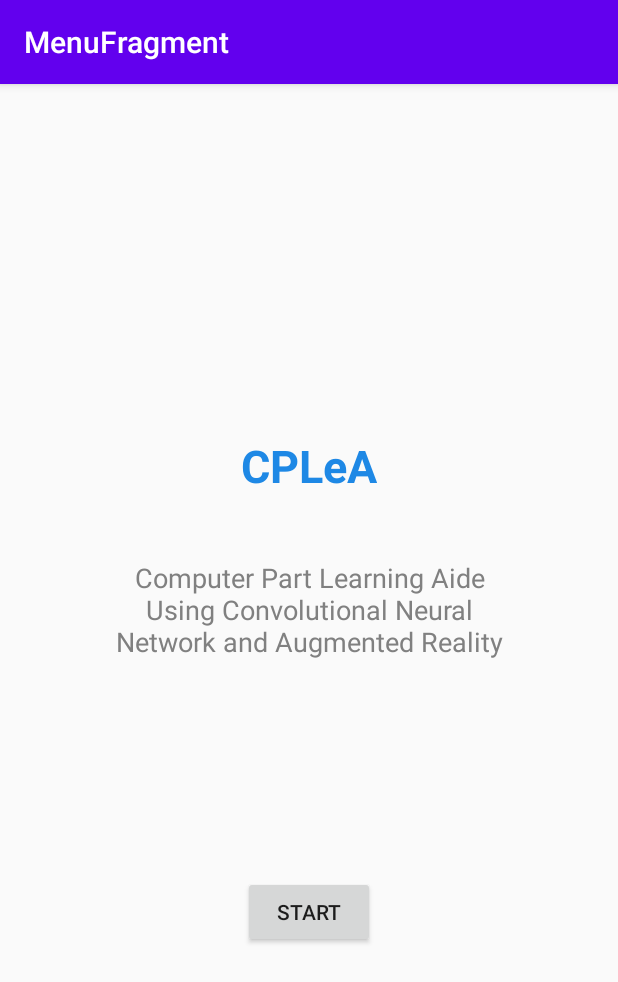
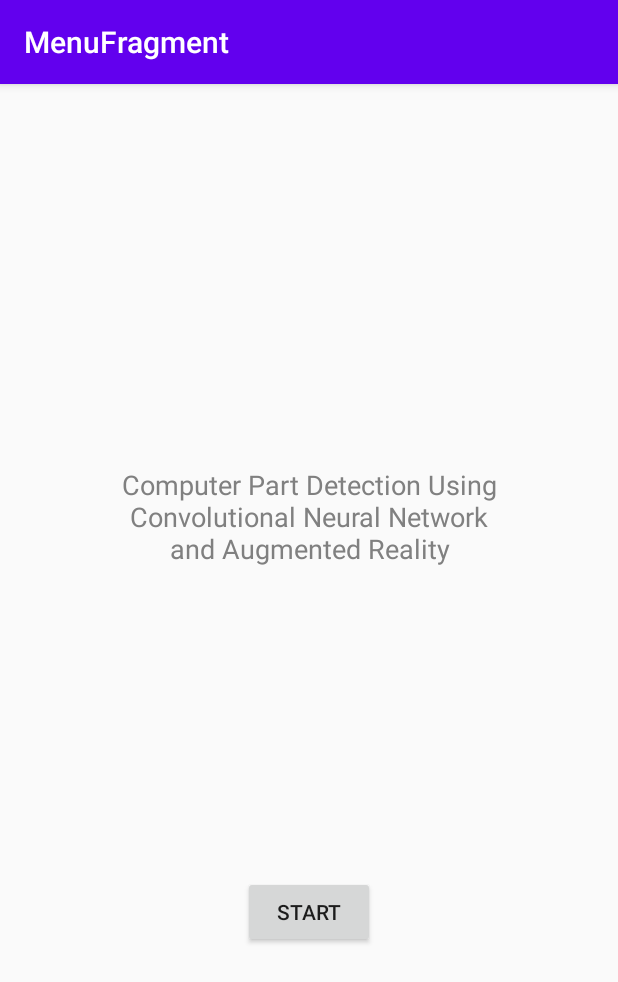
Before and after one commit to Harrison117/Shooter, an Android app: the screen it shows after launch (MainActivity), on a phone screen of 412 x 824 dp. Shown: the top 982 px of the screen. Run offline under Robolectric (Android 15) with nearby library versions, the phone set to English and light mode, and no system bars; our stand-ins replace data binding, navigation-ui; libraries missing offline, so code that uses them is left out: androidx.camera.core, androidx.camera.lifecycle, androidx.camera.view.

Commit message:
modified navigation args; fixed text strings and display

```diff
--- a/app/src/main/java/com/example/shooterapp/fragment/ArFragment.kt
+++ b/app/src/main/java/com/example/shooterapp/fragment/ArFragment.kt
@@ -176,7 +176,7 @@ class ArFragment : Fragment(), GLSurfaceView.Renderer {
 
         componentInfoBtn.setOnClickListener {
             findNavController()
-                .navigate(ArFragmentDirections.actionArFragmentToComponentInfoFragment(args.component))
+                .navigate(ArFragmentDirections.actionArFragmentToComponentInfoFragment(args.component,args.componentDisplay))
         }
     }
 
--- a/app/src/main/java/com/example/shooterapp/fragment/ComponentInfoFragment.kt
+++ b/app/src/main/java/com/example/shooterapp/fragment/ComponentInfoFragment.kt
@@ -46,24 +46,21 @@ class ComponentInfoFragment : BottomSheetDialogFragment() {
     override fun onViewCreated(view: View, savedInstanceState: Bundle?) {
         super.onViewCreated(view, savedInstanceState)
 
+        componentNameTextView.text = args.componentDisplay
         when(args.component) {
             "power" -> {
-                componentNameTextView.text = getString(R.string.power_component_name)
                 componentDescTextView.text = getString(R.string.power_component_desc)
                 componentProbTextView.text = getString(R.string.power_component_prob)
             }
             "mboard" -> {
-                componentNameTextView.text = getString(R.string.mboard_component_name)
                 componentDescTextView.text = getString(R.string.mboard_component_desc)
                 componentProbTextView.text = getString(R.string.mboard_component_prob)
             }
             "hdrive" -> {
-                componentNameTextView.text = getString(R.string.hdrive_component_name)
                 componentDescTextView.text = getString(R.string.hdrive_component_desc)
                 componentProbTextView.text = getString(R.string.hdrive_component_prob)
             }
             else -> {
-                componentNameTextView.text = getString(R.string.cpu_component_name)
                 componentDescTextView.text = getString(R.string.cpu_component_desc)
                 componentProbTextView.text = getString(R.string.cpu_component_prob)
             }
--- a/app/src/main/java/com/example/shooterapp/util/PredictionViewModel.kt
+++ b/app/src/main/java/com/example/shooterapp/util/PredictionViewModel.kt
@@ -12,5 +12,6 @@ class PredictionViewModel: ViewModel() {
         _prediction.postValue(prediction)
     }
 }
+data class Label (val name_display: String, val name: String)
 
-data class Prediction (val label: String, val confidence: Float)
+data class Prediction (val label: Label, val confidence: Float)
--- a/app/src/main/res/layout/fragment_camera.xml
+++ b/app/src/main/res/layout/fragment_camera.xml
@@ -72,7 +72,7 @@
             android:layout_height="wrap_content"
             android:background="@color/highlight"
             android:gravity="center"
-            android:text="@{predict.prediction.label}"
+            android:text="@{predict.prediction.label.name_display}"
             android:textColor="@color/white"
             android:textSize="24sp"
             app:layout_constraintBottom_toTopOf="@+id/guideline3"
--- a/app/src/main/res/layout/fragment_menu.xml
+++ b/app/src/main/res/layout/fragment_menu.xml
@@ -61,21 +61,6 @@
             app:layout_constraintGuide_percent="0.83" />
 
         <TextView
-            android:id="@+id/menu_title"
-            android:layout_width="wrap_content"
-            android:layout_height="wrap_content"
-            android:fontFamily="sans-serif"
-            android:text="@string/app_menu_title"
-            android:textAlignment="center"
-            android:textColor="#1E88E5"
-            android:textSize="30sp"
-            android:textStyle="bold"
-            app:layout_constraintBottom_toTopOf="@+id/menu_subtitle"
-            app:layout_constraintEnd_toStartOf="@+id/guideline24"
-            app:layout_constraintStart_toStartOf="@+id/guideline23"
-            app:layout_constraintTop_toTopOf="@+id/guideline21" />
-
-        <TextView
             android:id="@+id/menu_subtitle"
             android:layout_width="0dp"
             android:layout_height="wrap_content"
@@ -85,7 +70,8 @@
             android:textSize="18sp"
             app:layout_constraintBottom_toTopOf="@+id/guideline20"
             app:layout_constraintEnd_toStartOf="@+id/guideline26"
-            app:layout_constraintStart_toStartOf="@+id/guideline25" />
+            app:layout_constraintStart_toStartOf="@+id/guideline25"
+            app:layout_constraintTop_toTopOf="@+id/guideline21" />
 
         <Button
             android:id="@+id/menu_button_start"
--- a/app/src/main/res/navigation/nav_graph.xml
+++ b/app/src/main/res/navigation/nav_graph.xml
@@ -57,6 +57,9 @@
         <action
             android:id="@+id/action_arFragment_to_componentInfoFragment"
             app:destination="@id/componentInfoFragment" />
+        <argument
+            android:name="component_display"
+            app:argType="string" />
     </fragment>
     <dialog
         android:id="@+id/componentInfoFragment"
@@ -69,5 +72,8 @@
         <argument
             android:name="component"
             app:argType="string" />
+        <argument
+            android:name="component_display"
+            app:argType="string" />
     </dialog>
 </navigation>
--- a/app/src/main/res/values/strings.xml
+++ b/app/src/main/res/values/strings.xml
@@ -28,8 +28,7 @@
     <string name="failed_to_read_asset">Failed to read an asset file</string>
     <string name="exception_on_opengl">Exception on the OpenGL thread</string>
 
-    <string name="app_menu_title">CPLeA</string>
-    <string name="app_menu_subtitle">Computer Part Learning Aide Using Convolutional Neural Network and Augmented Reality</string>
+    <string name="app_menu_subtitle">Computer Part Detection Using Convolutional Neural Network and Augmented Reality</string>
     <string name="button_start">Start</string>
     <string name="lockOn">Lock-On Component</string>
     <string name="lockedOn">Component Locked</string>
```
Also changed, not shown: app/src/main/java/com/example/shooterapp/analyzer/ComponentAnalyzer.kt (+12 -6 lines), app/src/main/java/com/example/shooterapp/fragment/CameraFragment.kt (+6 -21 lines).
